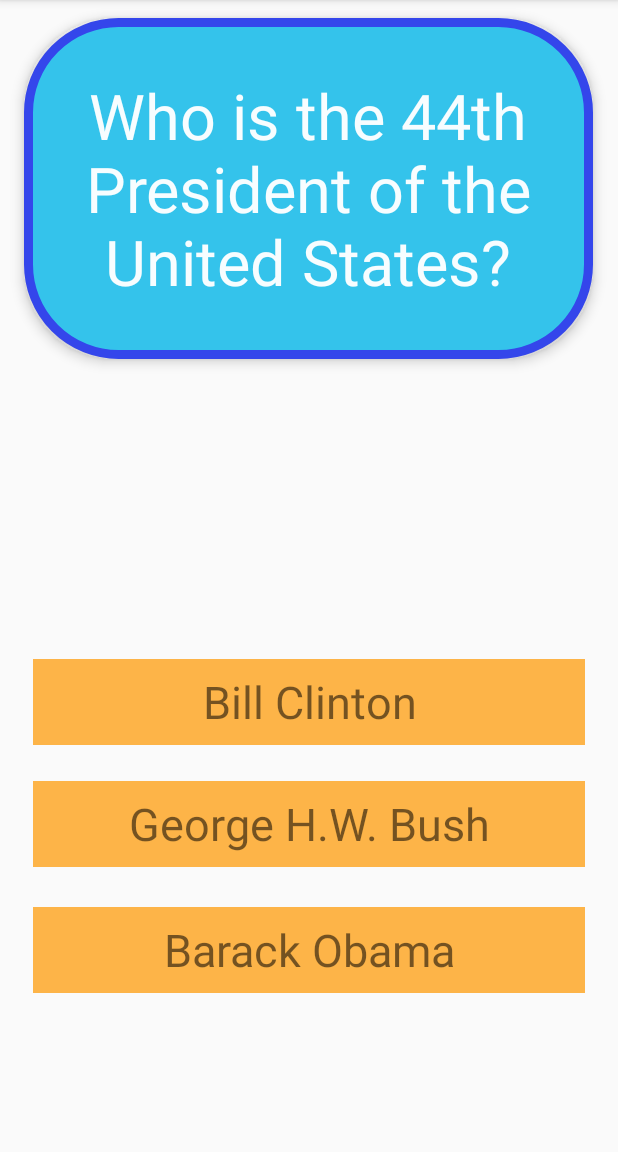
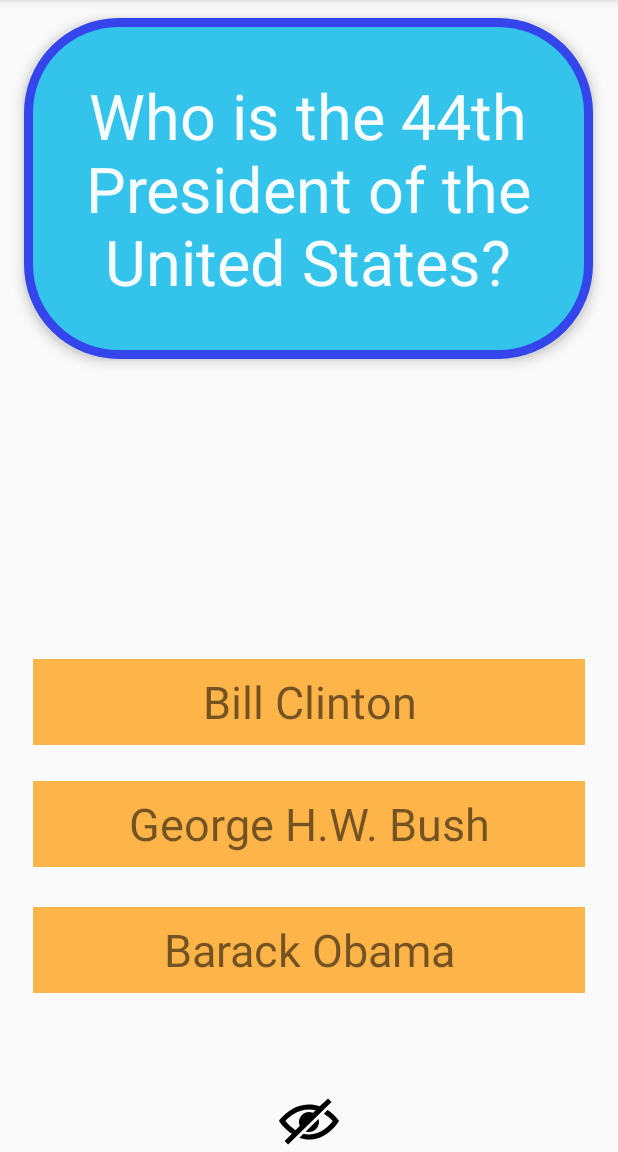
Before and after one commit to EvyEve/FlashCard_App, an Android app: the screen it shows after launch (MainActivity), on a phone screen of 412 x 824 dp, the part 84-1236 px from its top. Run offline under Robolectric (Android 15) with nearby library versions, the phone set to English and light mode, and no system bars.

Commit message:
Completed feature optional customizations

```diff
--- /dev/null
+++ b/app/src/main/res/drawable/ic_close_eye.xml
@@ -0,0 +1,9 @@
+<vector xmlns:android="http://schemas.android.com/apk/res/android"
+    android:width="24dp"
+    android:height="24dp"
+    android:viewportWidth="24"
+    android:viewportHeight="24">
+  <path
+      android:fillColor="#FF000000"
+      android:pathData="M19.604,2.562l-3.346,3.137c-1.27,-0.428 -2.686,-0.699 -4.243,-0.699 -7.569,0 -12.015,6.551 -12.015,6.551s1.928,2.951 5.146,5.138l-2.911,2.909 1.414,1.414 17.37,-17.035 -1.415,-1.415zM13.588,8.341c-3.288,-1.453 -6.681,1.908 -5.265,5.206l-1.726,1.707c-1.814,-1.16 -3.225,-2.65 -4.06,-3.66 1.493,-1.648 4.817,-4.594 9.478,-4.594 0.927,0 1.796,0.119 2.61,0.315l-1.037,1.026zM10.705,15.772l5.09,-4.993c1.017,3.111 -2.003,6.067 -5.09,4.993zM24,11.551s-4.252,7.449 -11.985,7.449c-1.379,0 -2.662,-0.291 -3.851,-0.737l1.614,-1.583c0.715,0.193 1.458,0.32 2.237,0.32 4.791,0 8.104,-3.527 9.504,-5.364 -0.729,-0.822 -1.956,-1.99 -3.587,-2.952l1.489,-1.46c2.982,1.9 4.579,4.327 4.579,4.327z"/>
+</vector>
--- /dev/null
+++ b/app/src/main/res/drawable/ic_open_eye.xml
@@ -0,0 +1,9 @@
+<vector xmlns:android="http://schemas.android.com/apk/res/android"
+    android:width="24dp"
+    android:height="24dp"
+    android:viewportWidth="24"
+    android:viewportHeight="24">
+  <path
+      android:fillColor="#FF000000"
+      android:pathData="M12.015,7c4.751,0 8.063,3.012 9.504,4.636 -1.401,1.837 -4.713,5.364 -9.504,5.364 -4.42,0 -7.93,-3.536 -9.478,-5.407 1.493,-1.647 4.817,-4.593 9.478,-4.593zM12.015,5c-7.569,0 -12.015,6.551 -12.015,6.551s4.835,7.449 12.015,7.449c7.733,0 11.985,-7.449 11.985,-7.449s-4.291,-6.551 -11.985,-6.551zM12,8c-2.209,0 -4,1.792 -4,4 0,2.209 1.791,4 4,4s4,-1.791 4,-4c0,-2.208 -1.791,-4 -4,-4z"/>
+</vector>
--- a/app/src/main/res/layout/activity_main.xml
+++ b/app/src/main/res/layout/activity_main.xml
@@ -70,4 +70,14 @@
         android:layout_marginTop="497dp"
         android:layout_marginEnd="0dp"
         android:text="@string/resetAnswers" />
+
+    <ImageView
+    android:id="@+id/toggle_choices_visibility"
+    android:layout_width="40dp"
+    android:layout_height="40dp"
+    android:layout_alignParentBottom="true"
+    android:layout_centerHorizontal="true"
+    android:contentDescription="@string/iconToggle"
+    android:src="@drawable/ic_close_eye" />
+
 </RelativeLayout>
--- a/app/src/main/res/values/strings.xml
+++ b/app/src/main/res/values/strings.xml
@@ -6,4 +6,5 @@
     <string name="answer2">George H.W. Bush</string>
     <string name="answer3">Barack Obama</string>
     <string name="resetAnswers" />
+    <string name="iconToggle" />
 </resources>
```
Also changed, not shown: app/src/main/java/com/example/flashcrd_app/MainActivity.java (+21 -4 lines), 2 other files.
